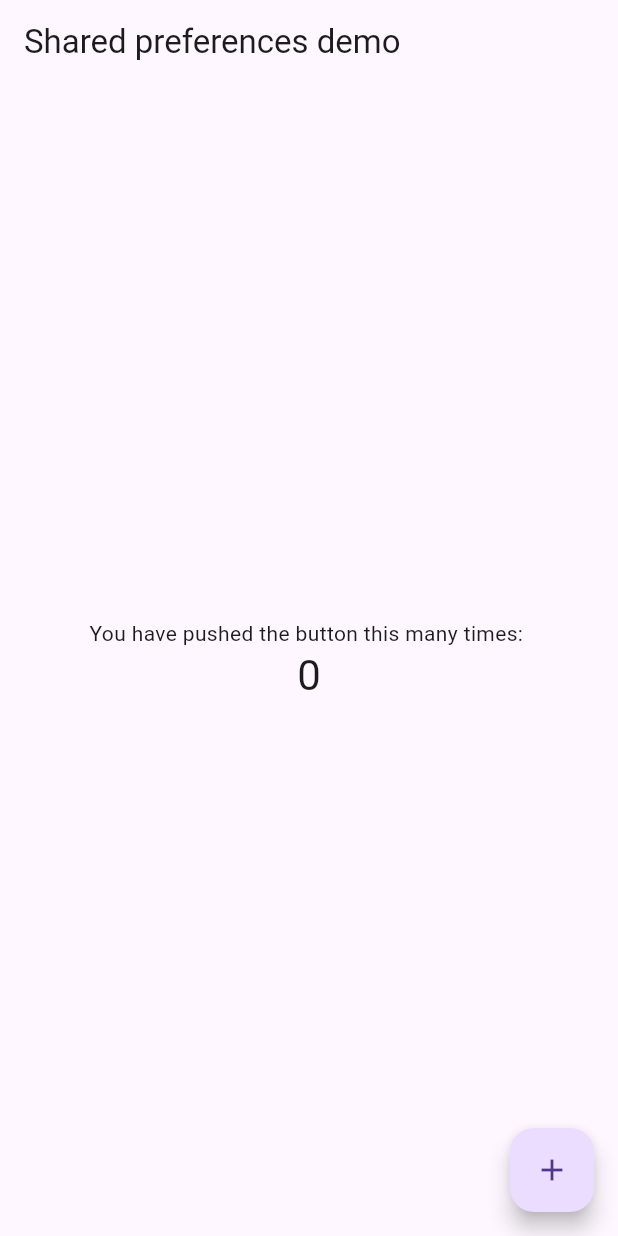
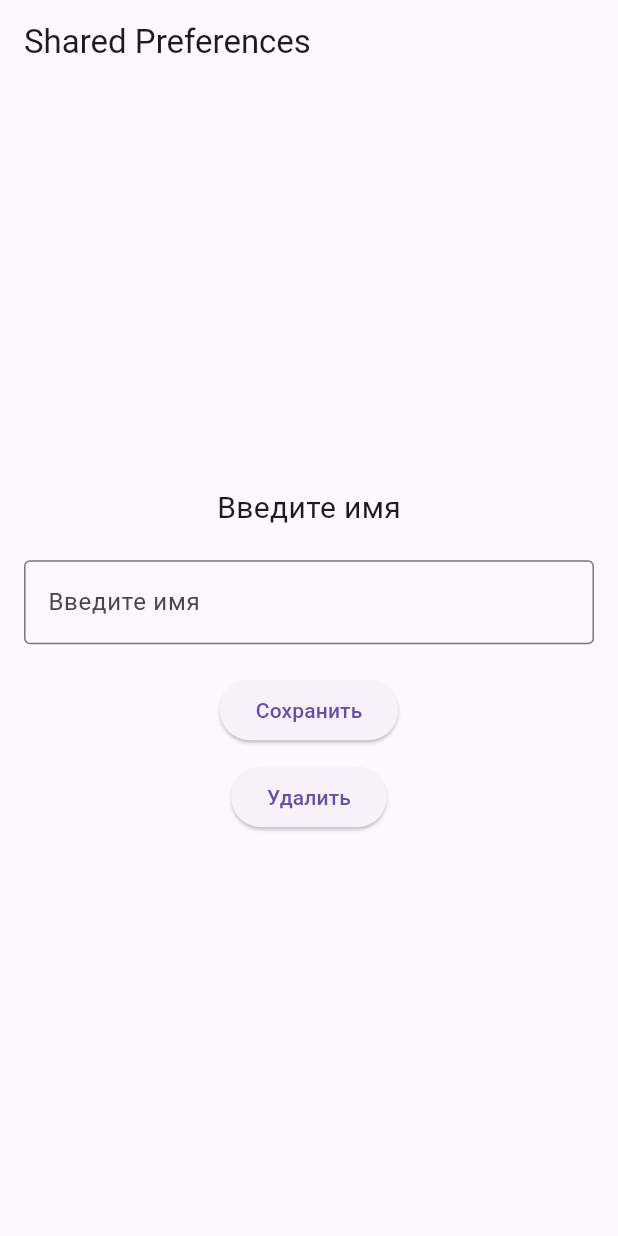
Before and after one commit to devabacus/learn_shared_preferences, a Flutter app: the screen it shows after launch, on a phone screen of 412 x 824 dp. Run offline on Flutter 3.47's test engine with Material 3 defaults, Android fonts, the phone set to English and light mode, and no system bars; our stand-ins replace shared_preferences.

Commit message:
пример от gpt

```diff
--- a/lib/main.dart
+++ b/lib/main.dart
@@ -1,7 +1,9 @@
 import 'package:flutter/material.dart';
 import 'package:shared_preferences/shared_preferences.dart';
 
-void main() => runApp(const MyApp());
+void main() {
+  runApp(const MyApp());
+}
 
 class MyApp extends StatelessWidget {
   const MyApp({super.key});
@@ -9,70 +11,87 @@ class MyApp extends StatelessWidget {
   @override
   Widget build(BuildContext context) {
     return const MaterialApp(
-      title: 'Shared preferences demo',
-      home: MyHomePage(title: 'Shared preferences demo'),
+      debugShowCheckedModeBanner: false,
+      home: HomeScreen(),
     );
   }
 }
 
-class MyHomePage extends StatefulWidget {
-  const MyHomePage({super.key, required this.title});
-
-  final String title;
+class HomeScreen extends StatefulWidget {
+  const HomeScreen({super.key});
 
   @override
-  State<MyHomePage> createState() => _MyHomePageState();
+  _HomeScreenState createState() => _HomeScreenState();
 }
 
-class _MyHomePageState extends State<MyHomePage> {
-  int _counter = 0;
+class _HomeScreenState extends State<HomeScreen> {
+  final TextEditingController _controller = TextEditingController();
+  String? _savedName;
 
   @override
   void initState() {
     super.initState();
-    _loadCounter();
+    _loadName();
   }
 
-  /// Load the initial counter value from persistent storage on start,
-  /// or fallback to 0 if it doesn't exist.
-  Future<void> _loadCounter() async {
+  /// Загружаем имя из SharedPreferences
+  Future<void> _loadName() async {
     final prefs = await SharedPreferences.getInstance();
     setState(() {
-      _counter = prefs.getInt('counter') ?? 0;
+      _savedName = prefs.getString('username');
     });
   }
 
-  /// After a click, increment the counter state and
-  /// asynchronously save it to persistent storage.
-  Future<void> _incrementCounter() async {
+  /// Сохраняем имя в SharedPreferences
+  Future<void> _saveName() async {
     final prefs = await SharedPreferences.getInstance();
-    setState(() {
-      _counter = (prefs.getInt('counter') ?? 0) + 1;
-      prefs.setInt('counter', _counter);
-    });
+    await prefs.setString('username', _controller.text.trim());
+    _loadName(); // Обновляем UI
+  }
+
+  /// Удаляем имя из SharedPreferences
+  Future<void> _deleteName() async {
+    final prefs = await SharedPreferences.getInstance();
+    await prefs.remove('username');
+    _loadName(); // Обновляем UI
   }
 
   @override
   Widget build(BuildContext context) {
     return Scaffold(
-      appBar: AppBar(title: Text(widget.title)),
-      body: Center(
+      appBar: AppBar(title: const Text('Shared Preferences')),
+      body: Padding(
+        padding: const EdgeInsets.all(16.0),
         child: Column(
           mainAxisAlignment: MainAxisAlignment.center,
           children: [
-            const Text('You have pushed the button this many times: '),
             Text(
-              '$_counter',
-              style: Theme.of(context).textTheme.headlineMedium,
+              _savedName == null || _savedName!.isEmpty
+                  ? 'Введите имя'
+                  : 'Сохраненное имя: $_savedName',
+              style: const TextStyle(fontSize: 20),
+            ),
+            const SizedBox(height: 20),
+            TextField(
+              controller: _controller,
+              decoration: const InputDecoration(
+                border: OutlineInputBorder(),
+                labelText: 'Введите имя',
+              ),
+            ),
+            const SizedBox(height: 20),
+            ElevatedButton(
+              onPressed: _saveName,
+              child: const Text('Сохранить'),
+            ),
+            const SizedBox(height: 10),
+            ElevatedButton(
+              onPressed: _deleteName,
+              child: const Text('Удалить'),
             ),
           ],
         ),
       ),
-      floatingActionButton: FloatingActionButton(
-        onPressed: _incrementCounter,
-        tooltip: 'Increment',
-        child: const Icon(Icons.add),
-      ),
     );
   }
 }
```
